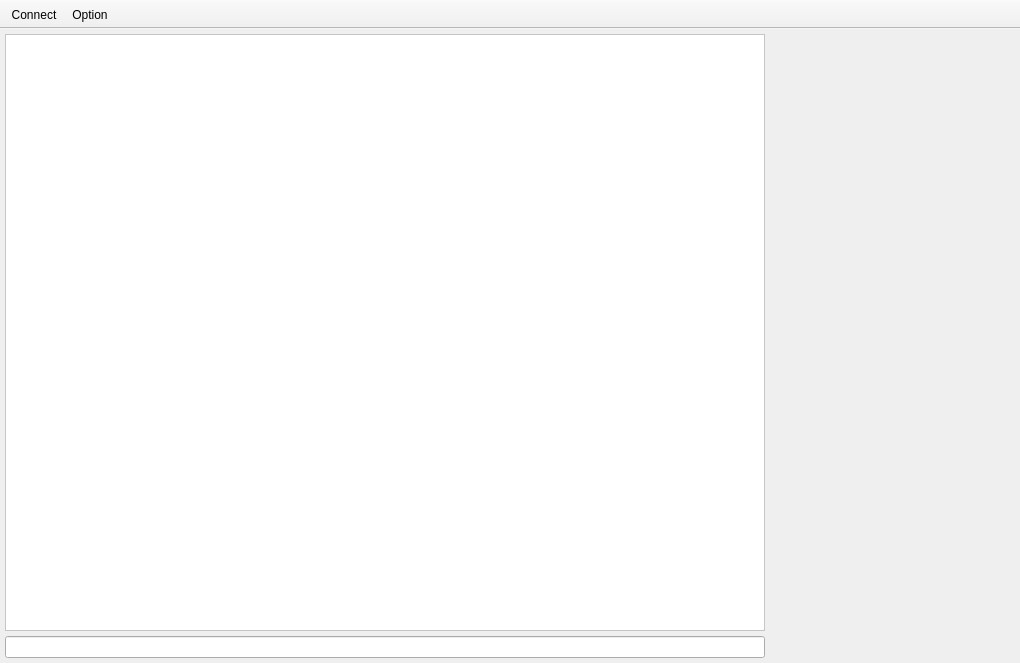
Old version of the form src/devclient/gui.ui in the repository develer-staff/devclient.
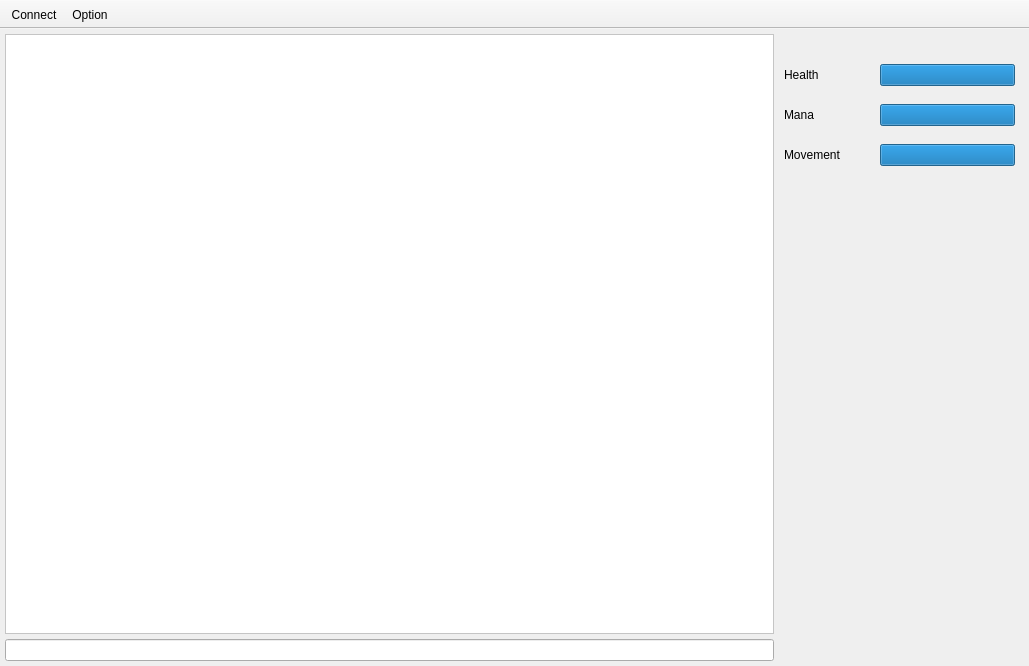
New version of the form. The open tabs and pages were chosen to show the change. Icons and pictures are not drawn.

Patch:
```diff
--- a/src/devclient/gui.ui
+++ b/src/devclient/gui.ui
@@ -5,8 +5,8 @@
    <rect>
     <x>0</x>
     <y>0</y>
-    <width>1020</width>
-    <height>663</height>
+    <width>1029</width>
+    <height>666</height>
    </rect>
   </property>
   <property name="windowTitle" >
@@ -55,10 +55,7 @@
      </widget>
     </item>
     <item rowspan="2" row="0" column="1" >
-     <widget class="QWidget" native="1" name="rightwidget" >
-      <property name="windowModality" >
-       <enum>Qt::NonModal</enum>
-      </property>
+     <widget class="QStackedWidget" name="rightpanel" >
       <property name="sizePolicy" >
        <sizepolicy vsizetype="Fixed" hsizetype="Fixed" >
         <horstretch>0</horstretch>
@@ -71,6 +68,111 @@
         <height>610</height>
        </size>
       </property>
+      <property name="currentIndex" >
+       <number>0</number>
+      </property>
+      <widget class="QWidget" name="generic" />
+      <widget class="QWidget" name="smaug" >
+       <widget class="QWidget" name="" >
+        <property name="geometry" >
+         <rect>
+          <x>5</x>
+          <y>10</y>
+          <width>231</width>
+          <height>126</height>
+         </rect>
+        </property>
+        <layout class="QGridLayout" >
+         <item row="0" column="0" >
+          <widget class="QLabel" name="label_health" >
+           <property name="sizePolicy" >
+            <sizepolicy vsizetype="Preferred" hsizetype="Fixed" >
+             <horstretch>0</horstretch>
+             <verstretch>0</verstretch>
+            </sizepolicy>
+           </property>
+           <property name="minimumSize" >
+            <size>
+             <width>90</width>
+             <height>0</height>
+            </size>
+           </property>
+           <property name="text" >
+            <string>Health</string>
+           </property>
+          </widget>
+         </item>
+         <item row="0" column="1" >
+          <widget class="QProgressBar" name="bar_health" >
+           <property name="value" >
+            <number>100</number>
+           </property>
+           <property name="textVisible" >
+            <bool>false</bool>
+           </property>
+          </widget>
+         </item>
+         <item row="1" column="0" >
+          <widget class="QLabel" name="label_mana" >
+           <property name="sizePolicy" >
+            <sizepolicy vsizetype="Preferred" hsizetype="Fixed" >
+             <horstretch>0</horstretch>
+             <verstretch>0</verstretch>
+            </sizepolicy>
+           </property>
+           <property name="minimumSize" >
+            <size>
+             <width>90</width>
+             <height>0</height>
+            </size>
+           </property>
+           <property name="text" >
+            <string>Mana</string>
+           </property>
+          </widget>
+         </item>
+         <item row="1" column="1" >
+          <widget class="QProgressBar" name="bar_mana" >
+           <property name="value" >
+            <number>100</number>
+           </property>
+           <property name="textVisible" >
+            <bool>false</bool>
+           </property>
+          </widget>
+         </item>
+         <item row="2" column="0" >
+          <widget class="QLabel" name="label_movement" >
+           <property name="sizePolicy" >
+            <sizepolicy vsizetype="Preferred" hsizetype="Fixed" >
+             <horstretch>0</horstretch>
+             <verstretch>0</verstretch>
+            </sizepolicy>
+           </property>
+           <property name="minimumSize" >
+            <size>
+             <width>90</width>
+             <height>0</height>
+            </size>
+           </property>
+           <property name="text" >
+            <string>Movement</string>
+           </property>
+          </widget>
+         </item>
+         <item row="2" column="1" >
+          <widget class="QProgressBar" name="bar_movement" >
+           <property name="value" >
+            <number>100</number>
+           </property>
+           <property name="textVisible" >
+            <bool>false</bool>
+           </property>
+          </widget>
+         </item>
+        </layout>
+       </widget>
+      </widget>
      </widget>
     </item>
     <item row="1" column="0" >
```
